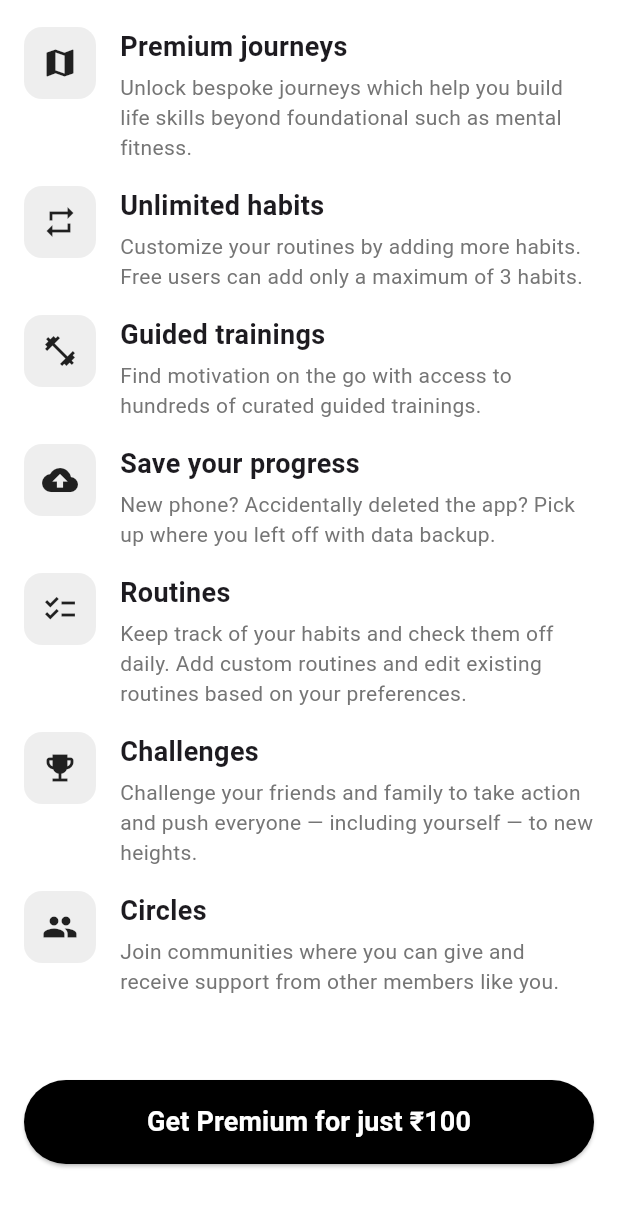
After one commit to SriJaiGanapthySN/fantastic-app-provider, a Flutter app: the UpgradesScreen screen opened directly, scrolled down 541 dp, after a tap on "Get Premium for just ₹100", on a phone screen of 412 x 824 dp. The commit adds this screen. Shown: the top 1207 px of the screen. Run offline on Flutter 3.47's test engine with Material 3 defaults, Android fonts, the phone set to English and light mode, and no system bars; our stand-ins replace carousel_slider, cloud_firestore, firebase_auth, firebase_core, flutter_local_notifications, flutter_riverpod and 12 more; missing offline and left inert: email_otp_auth, razorpay_flutter; accounts and stored records are empty; generated files the repository leaves out were written again; Roboto replaces fonts that are missing (SF Pro Display); project files that could hold a hidden picture were left out.

Commit message:
Upgrades screen and payment flow

```diff
--- /dev/null
+++ b/lib/screens/upgrades.dart
@@ -0,0 +1,266 @@
+import 'package:flutter/material.dart';
+import 'package:razorpay_flutter/razorpay_flutter.dart';
+import 'package:shared_preferences/shared_preferences.dart';
+import 'premium_success.dart';
+
+class UpgradesScreen extends StatefulWidget {
+  final VoidCallback? onPremiumStatusChanged;
+
+  const UpgradesScreen({
+    super.key,
+    this.onPremiumStatusChanged,
+  });
+
+  @override
+  State<UpgradesScreen> createState() => _UpgradesScreenState();
+}
+
+class _UpgradesScreenState extends State<UpgradesScreen> {
+  late Razorpay _razorpay;
+  static const String _premiumKey = 'is_premium';
+
+  @override
+  void initState() {
+    super.initState();
+    _razorpay = Razorpay();
+    _razorpay.on(Razorpay.EVENT_PAYMENT_SUCCESS, _handlePaymentSuccess);
+    _razorpay.on(Razorpay.EVENT_PAYMENT_ERROR, _handlePaymentError);
+  }
+
+  @override
+  void dispose() {
+    _razorpay.clear();
+    super.dispose();
+  }
+
+  void _handlePaymentSuccess(PaymentSuccessResponse response) async {
+    final prefs = await SharedPreferences.getInstance();
+    await prefs.setBool(_premiumKey, true);
+
+    if (mounted) {
+      // Notify parent about premium status change
+      widget.onPremiumStatusChanged?.call();
+
+      // Pop the upgrades screen first
+      Navigator.pop(context);
+
+      // Show success dialog
+      if (mounted) {
+        await PremiumSuccessDialog.show(context);
+      }
+    }
+  }
+
+  void _handlePaymentError(PaymentFailureResponse response) {
+    if (mounted) {
+      ScaffoldMessenger.of(context).showSnackBar(
+        SnackBar(content: Text('Payment Failed: ${response.message}')),
+      );
+    }
+  }
+
+  void _startPayment() {
+    var options = {
+      'key': 'rzp_test_1DP5mmOlF5G5ag', // Dummy Razorpay test key
+      'amount': 10000, // Amount in paise (100 INR)
+      'name': 'Premium Features',
+      'description': 'Unlock all premium features',
+      'prefill': {
+        'email': 'test@example.com',
+        'name': 'Test User'
+      }
+    };
+
+    try {
+      _razorpay.open(options);
+    } catch (e) {
+      if (mounted) {
+        ScaffoldMessenger.of(context).showSnackBar(
+          SnackBar(content: Text('Error: $e')),
+        );
+      }
+    }
+  }
+
+  @override
+  Widget build(BuildContext context) {
+    return Scaffold(
+      backgroundColor: Colors.white,
+      body: Stack(
+        children: [
+          // Background gradient or image can be added here
+          SingleChildScrollView(
+            child: Column(
+              crossAxisAlignment: CrossAxisAlignment.start,
+              children: [
+                const SizedBox(height: 60),
+                Padding(
+                  padding: const EdgeInsets.symmetric(horizontal: 16),
+                  child: Row(
+                    children: [
+                      Container(
+                        padding: const EdgeInsets.all(8),
+                        decoration: BoxDecoration(
+                          color: Colors.amber,
+                          borderRadius: BorderRadius.circular(20),
+                        ),
+                        child: const Icon(Icons.star, color: Colors.white),
+                      ),
+                      const SizedBox(width: 8),
+                      const Text(
+                        "Fabulous Premium",
+                        style: TextStyle(
+                          fontSize: 20,
+                          fontWeight: FontWeight.bold,
+                        ),
+                      ),
+                      const Spacer(),
+                      IconButton(
+                        icon: const Icon(Icons.close),
+                        onPressed: () => Navigator.pop(context),
+                      ),
+                    ],
+                  ),
+                ),
+                const SizedBox(height: 24),
+                const Padding(
+                  padding: EdgeInsets.symmetric(horizontal: 16),
+                  child: Text(
+                    "Learn about benefits\nexclusive to premium\nmembers",
+                    style: TextStyle(
+                      fontSize: 32,
+                      fontWeight: FontWeight.bold,
+                    ),
+                  ),
+                ),
+                const SizedBox(height: 16),
+                const Padding(
+                  padding: EdgeInsets.symmetric(horizontal: 16),
+                  child: Text(
+                    "When you cancel premium, your membership remains active until your final billing period. Afterward, you'll lose access to:",
+                    style: TextStyle(
+                      fontSize: 16,
+                      color: Colors.grey,
+                    ),
+                  ),
+                ),
+                const SizedBox(height: 24),
+                _buildFeatureItem(
+                  "Coaching Series",
+                  "Access collections of coachings on key topics available at all times.",
+                  Icons.school,
+                ),
+                _buildFeatureItem(
+                  "Daily coaching",
+                  "Receive 3 min motivational coaching in the morning, mid-day and at night.",
+                  Icons.access_time,
+                ),
+                _buildFeatureItem(
+                  "Premium journeys",
+                  "Unlock bespoke journeys which help you build life skills beyond foundational such as mental fitness.",
+                  Icons.map,
+                ),
+                _buildFeatureItem(
+                  "Unlimited habits",
+                  "Customize your routines by adding more habits. Free users can add only a maximum of 3 habits.",
+                  Icons.repeat,
+                ),
+                _buildFeatureItem(
+                  "Guided trainings",
+                  "Find motivation on the go with access to hundreds of curated guided trainings.",
+                  Icons.fitness_center,
+                ),
+                _buildFeatureItem(
+                  "Save your progress",
+                  "New phone? Accidentally deleted the app? Pick up where you left off with data backup.",
+                  Icons.backup,
+                ),
+                _buildFeatureItem(
+                  "Routines",
+                  "Keep track of your habits and check them off daily. Add custom routines and edit existing routines based on your preferences.",
+                  Icons.checklist,
+                ),
+                _buildFeatureItem(
+                  "Challenges",
+                  "Challenge your friends and family to take action and push everyone — including yourself — to new heights.",
+                  Icons.emoji_events,
+                ),
+                _buildFeatureItem(
+                  "Circles",
+                  "Join communities where you can give and receive support from other members like you.",
+                  Icons.group,
+                ),
+                const SizedBox(height: 32),
+                Padding(
+                  padding: const EdgeInsets.all(16),
+                  child: ElevatedButton(
+                    onPressed: _startPayment,
+                    style: ElevatedButton.styleFrom(
+                      backgroundColor: Colors.black,
+                      minimumSize: const Size(double.infinity, 56),
+                      shape: RoundedRectangleBorder(
+                        borderRadius: BorderRadius.circular(28),
+                      ),
+                    ),
+                    child: const Text(
+                      "Get Premium for just ₹100",
+                      style: TextStyle(
+                        fontSize: 18,
+                        fontWeight: FontWeight.bold,
+                        color: Colors.white,
+                      ),
+                    ),
+                  ),
+                ),
+                const SizedBox(height: 32),
+              ],
+            ),
+          ),
+        ],
+      ),
+    );
+  }
+
+  Widget _buildFeatureItem(String title, String description, IconData icon) {
+    return Padding(
+      padding: const EdgeInsets.symmetric(horizontal: 16, vertical: 8),
+      child: Row(
+        crossAxisAlignment: CrossAxisAlignment.start,
+        children: [
+          Container(
+            width: 48,
+            height: 48,
+            decoration: BoxDecoration(
+              color: Colors.grey[200],
+              borderRadius: BorderRadius.circular(12),
+            ),
+            child: Icon(icon, size: 24),
+          ),
+          const SizedBox(width: 16),
+          Expanded(
+            child: Column(
+              crossAxisAlignment: CrossAxisAlignment.start,
+              children: [
+                Text(
+                  title,
+                  style: const TextStyle(
+                    fontSize: 18,
+                    fontWeight: FontWeight.bold,
+                  ),
+                ),
+                const SizedBox(height: 4),
+                Text(
+                  description,
+                  style: TextStyle(
+                    fontSize: 14,
+                    color: Colors.grey[600],
+                  ),
+                ),
+              ],
+            ),
+          ),
+        ],
+      ),
+    );
+  }
+}
```
Also changed, not shown: lib/screens/premium_success.dart (added, +116 -0 lines), lib/widgets/premium_button.dart (+17 -3 lines).
